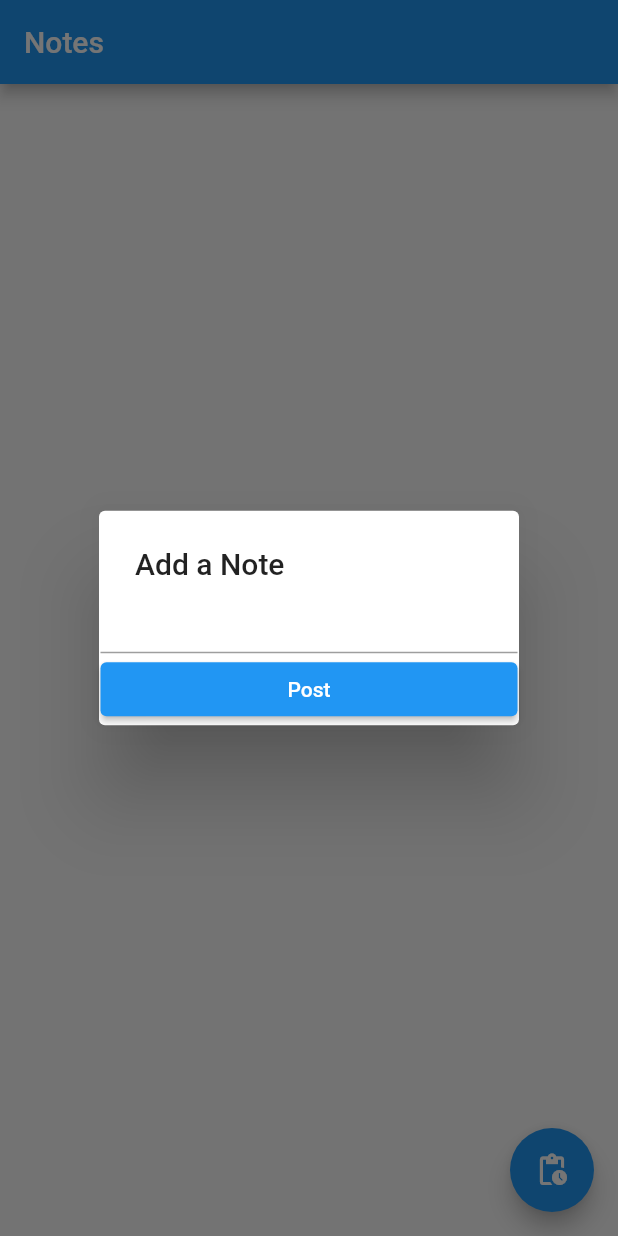
After one commit to sakurakotubaki/SupabaseNotesApp, a Flutter app: the screen it shows after launch, after a tap on the "pending actions" icon, on a phone screen of 412 x 824 dp. The commit adds this screen. Run offline on Flutter 3.47's test engine with Material 2 defaults, Android fonts, the light colour scheme and no system bars; our stand-ins replace flutter_dotenv, flutter_riverpod, supabase_flutter; accounts and stored records are empty.

Commit message:
update riverpod

```diff
--- a/lib/main.dart
+++ b/lib/main.dart
@@ -2,6 +2,7 @@ import 'package:flutter/material.dart';
 import 'package:flutter_dotenv/flutter_dotenv.dart';
 import 'package:flutter_riverpod/flutter_riverpod.dart';
 import 'package:supabase_flutter/supabase_flutter.dart';
+import 'package:supabase_notes/presentation/ui/note_stream.dart';
 import 'package:supabase_notes/presentation/utils/notes_notifire.dart';
 import 'package:supabase_notes/presentation/ui/notes_page.dart';
 
@@ -26,7 +27,7 @@ class MyApp extends StatelessWidget {
       theme: ThemeData(
         primarySwatch: Colors.blue,
       ),
-      home: NotesPage(),
+      home: NotesStream(),
     );
   }
 }
--- /dev/null
+++ b/lib/presentation/ui/note_stream.dart
@@ -0,0 +1,128 @@
+import 'package:flutter/material.dart';
+import 'package:flutter_riverpod/flutter_riverpod.dart';
+import 'package:supabase_notes/presentation/utils/notes_notifire.dart';
+import 'package:supabase_notes/presentation/utils/notes_provider.dart';
+
+class NotesStream extends ConsumerWidget {
+  const NotesStream({super.key});
+
+  @override
+  Widget build(BuildContext context, WidgetRef ref) {
+    final notesStream = ref.watch(notesStreamProvider);
+    TextEditingController _body = TextEditingController();
+
+    return Scaffold(
+      appBar: AppBar(
+        title: Text('Notes'),
+      ),
+      floatingActionButton: FloatingActionButton(
+        onPressed: () {
+          // showDialogのFormからデータをPostする.
+          showDialog(
+              context: context,
+              builder: (context) {
+                return SimpleDialog(
+                  title: const Text('Add a Note'),
+                  contentPadding: const EdgeInsets.symmetric(horizontal: 1.0),
+                  children: [
+                    TextFormField(
+                      controller: _body,
+                    ),
+                    ElevatedButton(
+                        onPressed: () async {
+                          // Formから取得したデータを保存する.
+                          await ref
+                              .read(notesController.notifier)
+                              .addNotes(_body.text);
+                          Navigator.of(context).pop();
+                        },
+                        child: Text('Post'))
+                  ],
+                );
+              });
+        },
+        child: const Icon(Icons.pending_actions),
+      ),
+      body: SingleChildScrollView(
+        child: Container(
+          width: 400,
+          height: 800,
+          child: notesStream.when(
+            loading: () => const CircularProgressIndicator(),
+            error: (error, stackTrace) => Text(error.toString()),
+            data: (notes) {
+              // Display all the messages in a scrollable list view.
+              return ListView.builder(
+                // Show messages from bottom to top
+                itemCount: notes.length,
+                itemBuilder: (context, index) {
+                  final note = notes[index];
+                  return ListTile(
+                    trailing: SizedBox(
+                      width: 100,
+                      child: Row(
+                        children: [
+                          IconButton(
+                              onPressed: () async {
+                                showDialog(
+                                    context: context,
+                                    builder: (context) {
+                                      return SimpleDialog(
+                                        title: const Text('Edit a Note'),
+                                        contentPadding:
+                                            const EdgeInsets.symmetric(
+                                                horizontal: 1.0),
+                                        children: [
+                                          TextFormField(
+                                            controller: _body,
+                                          ),
+                                          ElevatedButton(
+                                              onPressed: () async {
+                                                // Listのデータを受け取りMapでindexから、選択したリストのidを取得する.
+                                                final noteID =
+                                                    notes[index]['id'];
+                                                // Formから取得したデータを更新する.
+                                                ref
+                                                    .read(notesController
+                                                        .notifier)
+                                                    .updateNotes(
+                                                        noteID, _body.text);
+                                                Navigator.of(context).pop();
+                                              },
+                                              child: Text('Put'))
+                                        ],
+                                      );
+                                    });
+                              },
+                              icon: Icon(
+                                Icons.edit,
+                                color: Colors.blueAccent,
+                              )),
+                          IconButton(
+                            onPressed: () async {
+                              // Listのデータを受け取りMapでindexから、選択したリストのidを取得する.
+                              final noteID = notes[index]['id'];
+                              // ボタンを押すとクエリが実行されて、データが削除される!
+                              ref
+                                  .read(notesController.notifier)
+                                  .deleteNotes(noteID);
+                            },
+                            icon: Icon(
+                              Icons.delete,
+                              color: Colors.redAccent,
+                            ),
+                          ),
+                        ],
+                      ),
+                    ),
+                    title: Text(note['body']),
+                  );
+                },
+              );
+            },
+          ),
+        ),
+      ),
+    );
+  }
+}
--- a/lib/presentation/utils/notes_provider.dart
+++ b/lib/presentation/utils/notes_provider.dart
@@ -5,3 +5,7 @@ import 'package:supabase_flutter/supabase_flutter.dart';
 final notesProvider = StateProvider<SupabaseClient>((ref) {
   return Supabase.instance.client;
 });
+
+final notesStreamProvider = StreamProvider<List<Map<String, dynamic>>>((ref) {
+  return Supabase.instance.client.from('notes').stream(primaryKey: ['id']);
+});
```
Also changed, not shown: 1 other file.
